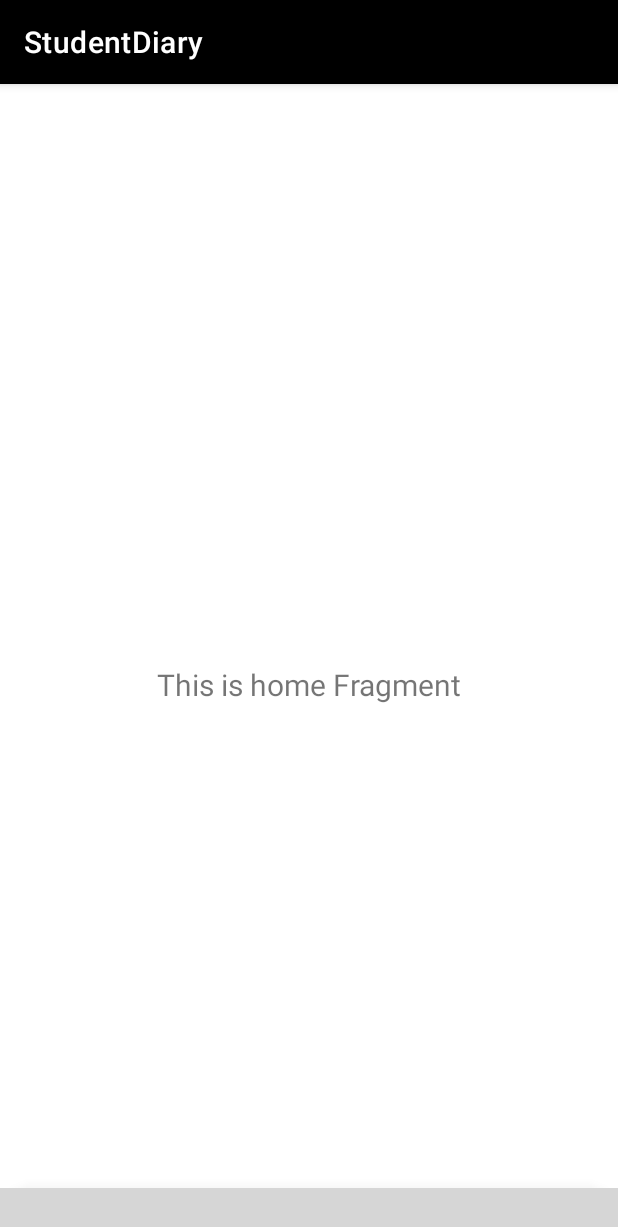
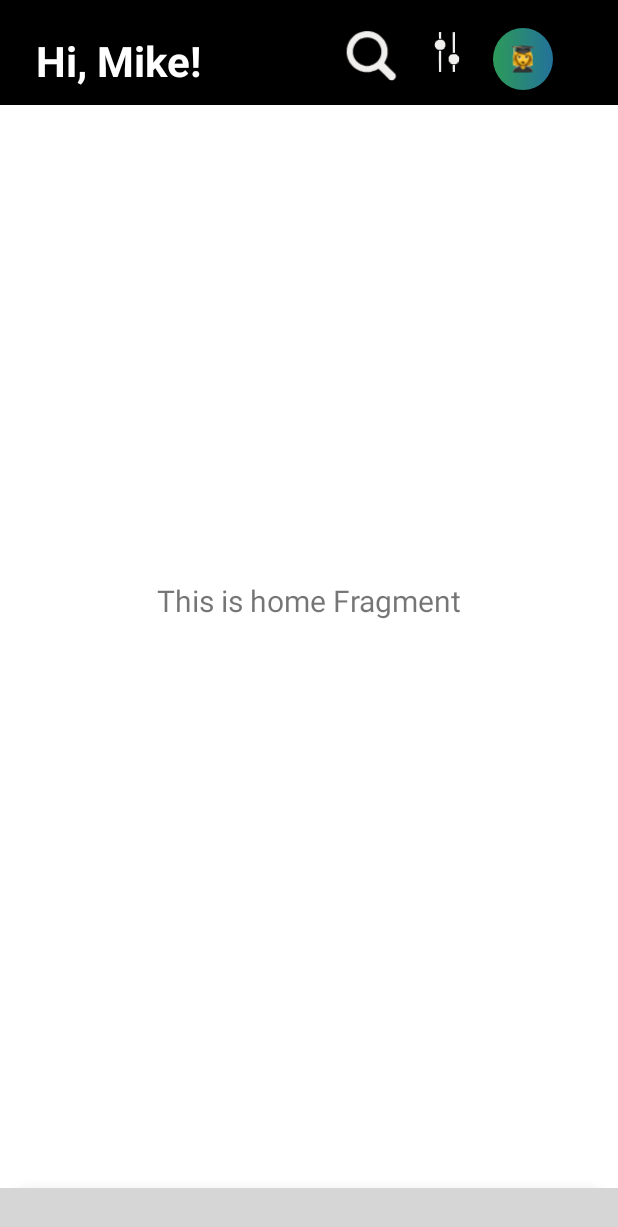
Before and after one commit to Agodimon/StudentDiary, an Android app: the screen it shows after launch (MainActivity), on a phone screen of 412 x 824 dp. Shown: the top 1227 px of the screen. Run offline under Robolectric (Android 15) with nearby library versions, the phone set to English and light mode, and no system bars; our stand-ins replace navigation-ui; libraries missing offline, so code that uses them is left out: com.ismaeldivita.chipnavigation; plain views replace ChipNavigationBar; 2 statements that could not run were skipped; grey boxes are pictures that could not be loaded.

Commit message:
custom_top_toolbar_home_fragment.xml создал

```diff
--- a/app/src/main/res/drawable-v24/oval.xml
+++ b/app/src/main/res/drawable-v24/oval.xml
@@ -1,8 +1,10 @@
 <?xml version="1.0" encoding="utf-8"?>
 <shape xmlns:android="http://schemas.android.com/apk/res/android"
-    android:shape="oval">
+    android:shape="oval"
+    >
     <gradient
         android:startColor="#ff2d9a59"
         android:endColor="#ff23729a"
         android:angle="0" />
+
 </shape>
--- a/app/src/main/res/layout/activity_main.xml
+++ b/app/src/main/res/layout/activity_main.xml
@@ -4,7 +4,7 @@
     android:id="@+id/container"
     android:layout_width="match_parent"
     android:layout_height="match_parent"
-    android:paddingTop="?attr/actionBarSize">
+   >
 
     <com.ismaeldivita.chipnavigation.ChipNavigationBar
         android:id="@+id/nav_view"
@@ -31,6 +31,8 @@
         android:layout_height="0dp"
 
         app:layout_constraintBottom_toTopOf="@+id/nav_view"
+        app:layout_constraintEnd_toEndOf="parent"
+        app:layout_constraintStart_toStartOf="parent"
         app:layout_constraintTop_toTopOf="parent" />
 
 </androidx.constraintlayout.widget.ConstraintLayout>
--- /dev/null
+++ b/app/src/main/res/layout/custom_top_toolbar_home_fragment.xml
@@ -0,0 +1,84 @@
+<?xml version="1.0" encoding="utf-8"?>
+<androidx.appcompat.widget.Toolbar xmlns:android="http://schemas.android.com/apk/res/android"
+    xmlns:tools="http://schemas.android.com/tools"
+    android:layout_width="match_parent"
+    android:layout_height="70dp"
+    xmlns:app="http://schemas.android.com/apk/res-auto"
+    android:background="@color/black"
+    android:orientation="vertical">
+
+    <androidx.constraintlayout.widget.ConstraintLayout
+        android:layout_width="match_parent"
+        android:layout_height="match_parent"
+        android:clipToPadding="false">
+
+        <RelativeLayout
+            android:id="@+id/recipe_detail_top_bar_layout"
+            android:layout_width="match_parent"
+            android:layout_height="56dp"
+            android:alpha="0.0"
+            android:background="@color/white"
+            app:layout_constraintBottom_toBottomOf="parent"
+            app:layout_constraintEnd_toEndOf="parent"
+            app:layout_constraintHorizontal_bias="0.0"
+            app:layout_constraintStart_toStartOf="parent"
+            app:layout_constraintTop_toTopOf="parent"
+            app:layout_constraintVertical_bias="1.0" />
+
+        <TextView
+            android:id="@+id/toolbar_title_favorite"
+            android:layout_width="wrap_content"
+            android:layout_height="wrap_content"
+            android:layout_gravity="center"
+            android:layout_marginStart="8dp"
+android:paddingBottom="4dp"
+            android:text="Hi, Mike!"
+            android:textColor="@color/white"
+            android:textSize="28dp"
+            android:textStyle="bold"
+            app:layout_constraintBottom_toBottomOf="@+id/recipe_detail_top_bar_layout"
+            app:layout_constraintStart_toStartOf="parent"
+            app:layout_constraintTop_toTopOf="@+id/recipe_detail_top_bar_layout" />
+
+        <ImageView
+            android:id="@+id/search_home"
+
+            android:layout_width="43dp"
+
+            android:layout_height="40dp"
+            android:layout_marginStart="90dp"
+            android:src="@drawable/ic_search_foreground"
+            app:layout_constraintBottom_toBottomOf="@+id/recipe_detail_top_bar_layout"
+            app:layout_constraintStart_toEndOf="@+id/toolbar_title_favorite"
+            app:layout_constraintTop_toTopOf="parent"
+            tools:ignore="ImageContrastCheck" />
+
+        <ImageView
+            android:id="@+id/recipe_detail_share_icon"
+
+            android:layout_width="61dp"
+
+            android:layout_height="60dp"
+
+            android:src="@drawable/ic_timeline_foreground"
+
+            app:layout_constraintBottom_toBottomOf="@+id/search_home"
+            app:layout_constraintStart_toEndOf="@+id/search_home"
+            app:layout_constraintTop_toTopOf="@+id/recipe_detail_top_bar_layout"
+            tools:ignore="ImageContrastCheck" />
+
+        <ImageView
+            android:id="@+id/recipe_detail_close_icon"
+
+            android:layout_width="40dp"
+            android:layout_height="41dp"
+            android:background="@drawable/oval"
+            android:src="@drawable/ic_student_woman_blond_foreground"
+            app:layout_constraintBottom_toBottomOf="@+id/recipe_detail_share_icon"
+            app:layout_constraintStart_toEndOf="@+id/recipe_detail_share_icon"
+            app:layout_constraintTop_toTopOf="@id/recipe_detail_top_bar_layout"
+            tools:ignore="ImageContrastCheck" />
+
+
+    </androidx.constraintlayout.widget.ConstraintLayout>
+</androidx.appcompat.widget.Toolbar>
--- a/app/src/main/res/layout/fragment_home.xml
+++ b/app/src/main/res/layout/fragment_home.xml
@@ -1,12 +1,15 @@
 <?xml version="1.0" encoding="utf-8"?>
-<androidx.constraintlayout.widget.ConstraintLayout xmlns:android="http://schemas.android.com/apk/res/android"
+<androidx.constraintlayout.widget.ConstraintLayout
+    xmlns:android="http://schemas.android.com/apk/res/android"
     xmlns:app="http://schemas.android.com/apk/res-auto"
     xmlns:tools="http://schemas.android.com/tools"
     android:layout_width="match_parent"
     android:id="@+id/home_fragment"
     android:layout_height="match_parent"
     tools:context=".ui.home.HomeFragment">
-
+    <include
+        android:id="@+id/include_layout_top_home_toolbar"
+        layout="@layout/custom_top_toolbar_home_fragment" />
     <TextView
         android:id="@+id/text_home"
         android:layout_width="match_parent"
--- a/app/src/main/res/values/themes.xml
+++ b/app/src/main/res/values/themes.xml
@@ -1,6 +1,6 @@
 <resources xmlns:tools="http://schemas.android.com/tools">
     <!-- Base application theme. -->
-    <style name="Theme.StudentDiary" parent="Theme.MaterialComponents.DayNight.DarkActionBar">
+    <style name="Theme.StudentDiary" parent="Theme.MaterialComponents.DayNight.NoActionBar">
         <!-- Primary brand color. -->
         <item name="android:windowFullscreen">true</item>
 
```
